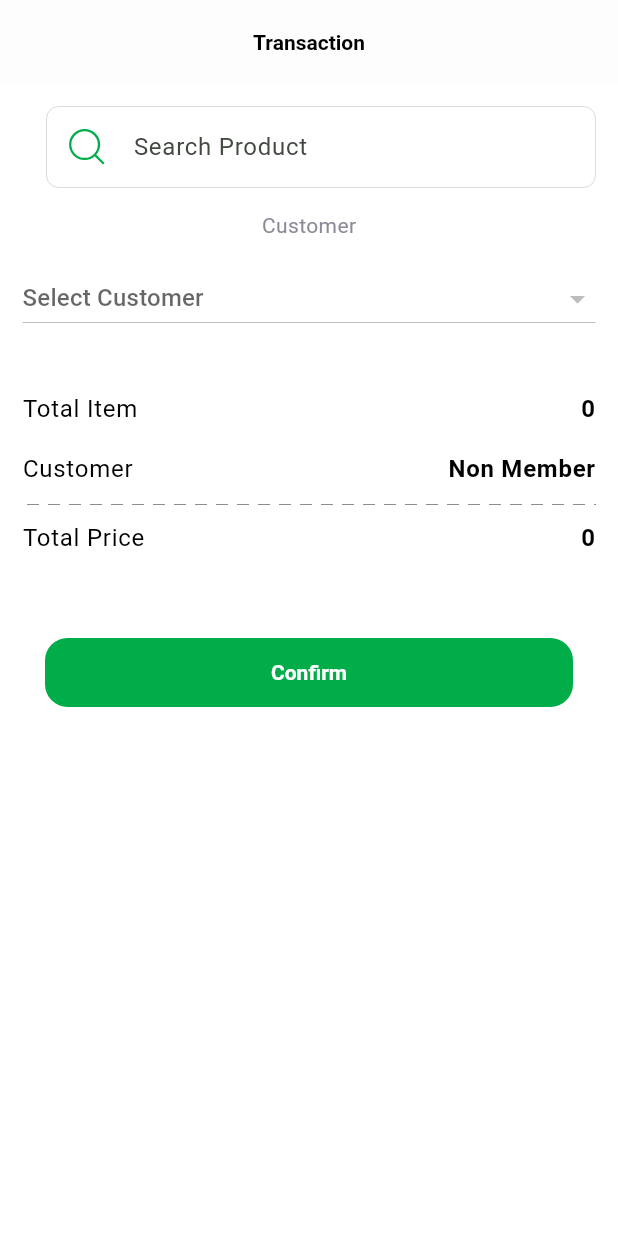
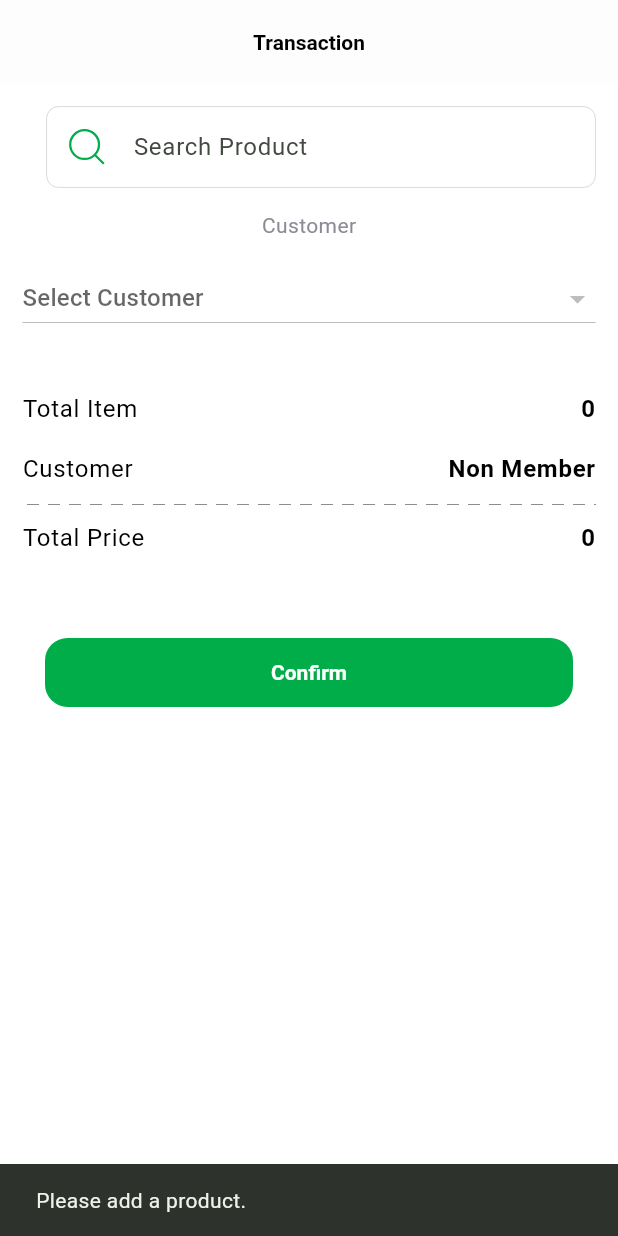
Before and after one commit to BangGhani/pl2_kasir, a Flutter app: the CartPage screen opened directly, after a tap on "Confirm", on a phone screen of 412 x 824 dp. Run offline on Flutter 3.47's test engine with Material 3 defaults, Android fonts, the phone set to English and light mode, and no system bars; our stand-ins replace cached_network_image, flutter_svg, form_field_validator, supabase_flutter; accounts and stored records are empty; network calls fail; Roboto replaces fonts that are missing (Gilroy).

Commit message:
transaction feature

```diff
--- a/lib/pages/transaction/transaction.dart
+++ b/lib/pages/transaction/transaction.dart
@@ -5,6 +5,7 @@ import '../../backend/default/constant.dart';
 import '../../backend/controllers/transaction_controller.dart';
 import '../components/transactiondetalis.dart';
 import '../components/transactionlist.dart';
+import '../components/successsalert.dart';
 
 class CartPage extends StatefulWidget {
   const CartPage({
@@ -21,11 +22,13 @@ class CartPage extends StatefulWidget {
 class _CartPageState extends State<CartPage> {
   final CustomerController _customerController = CustomerController();
   final ProductController _productController = ProductController();
+  final TransactionController _transactionController = TransactionController();
 
+  List<Map<String, dynamic>> customerList = [];
   String? selectedCustomer;
-  List<String> customerList = [];
   List<Map<String, dynamic>> productList = [];
   List<Map<String, dynamic>> cartItems = [];
+
   int total = 0;
   int totalPrice = 0;
 
@@ -135,7 +138,6 @@ class _CartPageState extends State<CartPage> {
                                 return const Iterable<
                                     Map<String, dynamic>>.empty();
                               }
-                              // Filter productList berdasarkan query
                               return productList.where((product) =>
                                   product['namaProduk']
                                       .toLowerCase()
@@ -182,8 +184,8 @@ class _CartPageState extends State<CartPage> {
                                 alignment: Alignment.topLeft,
                                 child: Material(
                                   child: Container(
-                                    width: MediaQuery.of(context).size.width -
-                                        32, // Lebar dropdown
+                                    width:
+                                        MediaQuery.of(context).size.width - 32,
                                     margin: const EdgeInsets.all(8.0),
                                     child: ListView.builder(
                                       shrinkWrap: true,
@@ -242,10 +244,10 @@ class _CartPageState extends State<CartPage> {
                         value: selectedCustomer,
                         isExpanded: true,
                         hint: const Text('Select Customer'),
-                        items: customerList.map((String customer) {
+                        items: customerList.map((customer) {
                           return DropdownMenuItem<String>(
-                            value: customer,
-                            child: Text(customer),
+                            value: customer['namaPelanggan'],
+                            child: Text(customer['namaPelanggan']),
                           );
                         }).toList(),
                         onChanged: (String? newValue) {
@@ -261,7 +263,42 @@ class _CartPageState extends State<CartPage> {
                       customer: selectedCustomer ?? 'Non Member',
                     ),
                     AcceptButton(
-                      onPressed: () {},
+                      onPressed: () async {
+                        try {
+                          // Ambil data pelanggan
+                          final selectedCustomerData = customerList.firstWhere(
+                              (customer) =>
+                                  customer['namaPelanggan'] == selectedCustomer,
+                              orElse: () => {});
+
+                          if (cartItems.isEmpty) {
+                            ScaffoldMessenger.of(context).showSnackBar(
+                              const SnackBar(
+                                  content: Text('Please add a product.')),
+                            );
+                            return;
+                          }
+
+                          await _transactionController.addTransaction(
+                            pelangganID: selectedCustomerData['pelangganID'],
+                            totalHarga: totalPrice,
+                            cartItems: cartItems,
+                          );
+
+                          setState(() {
+                            cartItems.clear();
+                            total = 0;
+                            totalPrice = 0;
+                            selectedCustomer = null;
+                          });
+                          showSuccessDialog(context);
+                        } catch (e) {
+                          ScaffoldMessenger.of(context).showSnackBar(
+                            SnackBar(
+                                content: Text('Failed to add transaction: $e')),
+                          );
+                        }
+                      },
                     ),
                   ],
                 ),
```
Also changed, not shown: lib/backend/controllers/transaction_controller.dart (+17 -38 lines), lib/pages/components/successsalert.dart (added, +21 -0 lines), lib/pages/finance.dart (deleted, +0 -10 lines), 2 other files.
